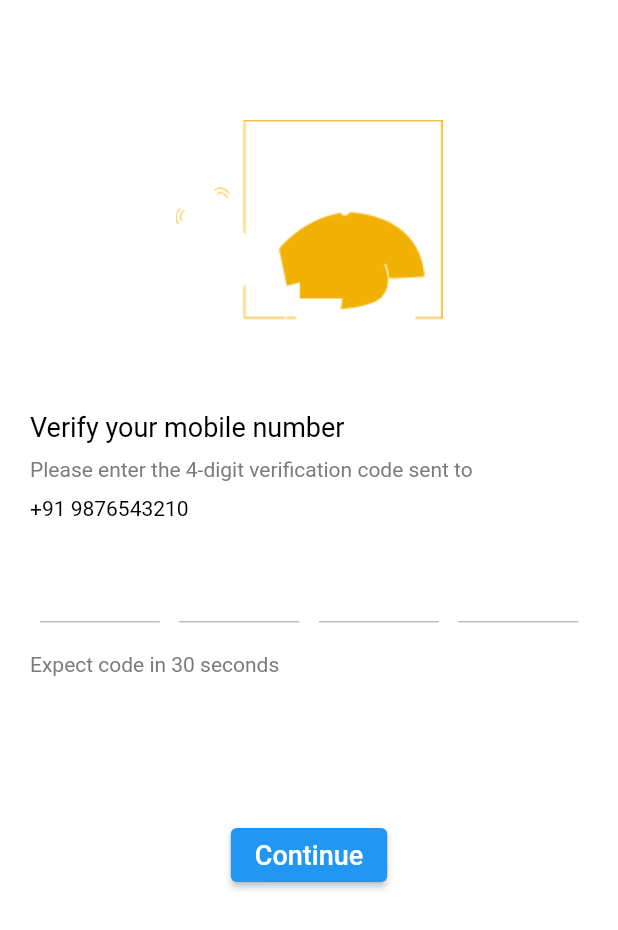
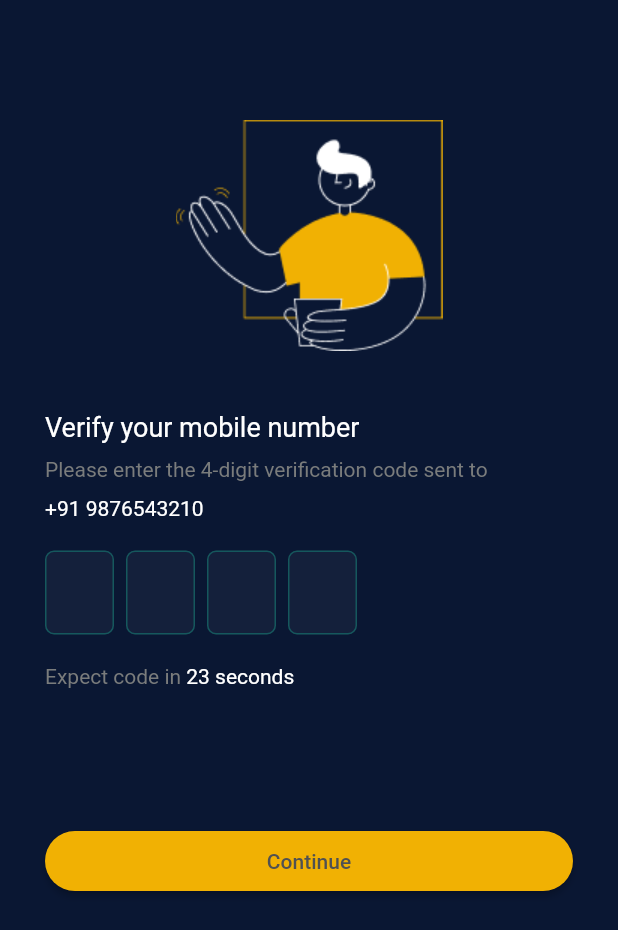
Before and after one commit to nirnayag/musictutorialapp, a Flutter app: the screen it shows after launch, on a phone screen of 412 x 824 dp. Shown: the top 930 px of the screen. Run offline on Flutter 3.47's test engine with Material 2 defaults, Android fonts, the phone set to English and light mode, and no system bars; drawn by our look-alikes of otp_text_field, pinput.

Commit message:
otpfiled completed ui

```diff
--- a/lib/component/otp.dart
+++ b/lib/component/otp.dart
@@ -1,41 +1,116 @@
+import 'package:choira/comman/colors.dart';
 import 'package:flutter/material.dart';
+import 'package:pinput/pinput.dart';
 
 
-class OTPField extends StatelessWidget {
-  final TextEditingController otpController;
 
-  OTPField({required this.otpController});
+/// This is the basic usage of Pinput
+/// For more examples check out the demo directory
+class otptextFeld extends StatefulWidget {
+  const otptextFeld({Key? key}) : super(key: key);
+
+  @override
+  State<otptextFeld> createState() => _otptextFeldState();
+}
+
+class _otptextFeldState extends State<otptextFeld> {
+  final pinController = TextEditingController();
+  final focusNode = FocusNode();
+  final formKey = GlobalKey<FormState>();
+
+  @override
+  void dispose() {
+    pinController.dispose();
+    focusNode.dispose();
+    super.dispose();
+  }
 
   @override
   Widget build(BuildContext context) {
-    return Row(
-      children: List.generate(4, (index) {
-        return Container(
-          width: 60,
-          height: 60,
-          alignment: Alignment.center,
-          decoration: BoxDecoration(
-            border: Border.all(color: Colors.grey),
-            borderRadius: BorderRadius.circular(10),
+    const focusedBorderColor = Color.fromRGBO(23, 171, 144, 1);
+    const fillColor = Color.fromRGBO(243, 246, 249, 0);
+    const borderColor = Color.fromRGBO(23, 171, 144, 0.4);
+
+    final defaultPinTheme = PinTheme(
+      width: 46,
+      height: 56,
+      textStyle: const TextStyle(
+        fontSize: 22,
+        color: textWhite
+      ),
+      decoration: BoxDecoration(
+        borderRadius: BorderRadius.circular(6),
+        border: Border.all(color: borderColor),
+        color: Color(0xff14203B)
+
+      ),
+    );
+
+    /// Optionally you can use form to validate the Pinput
+    return Form(
+      key: formKey,
+      child: Row(
+        mainAxisAlignment: MainAxisAlignment.start,
+        children: [
+          Directionality(
+            // Specify direction if desired
+            textDirection: TextDirection.ltr,
+            child: Pinput(
+              controller: pinController,
+              focusNode: focusNode,
+              androidSmsAutofillMethod:
+                  AndroidSmsAutofillMethod.smsUserConsentApi,
+              listenForMultipleSmsOnAndroid: true,
+              defaultPinTheme: defaultPinTheme,
+              separatorBuilder: (index) => const SizedBox(width: 8),
+              validator: (value) {
+                return value == '2222' ? null : 'Pin is incorrect';
+              },
+              // onClipboardFound: (value) {
+              //   debugPrint('onClipboardFound: $value');
+              //   pinController.setText(value);
+              // },
+              hapticFeedbackType: HapticFeedbackType.lightImpact,
+              onCompleted: (pin) {
+                debugPrint('onCompleted: $pin');
+              },
+              onChanged: (value) {
+                debugPrint('onChanged: $value');
+              },
+              cursor: Column(
+                mainAxisAlignment: MainAxisAlignment.end,
+                children: [
+                  Container(
+                    margin: const EdgeInsets.only(bottom: 9),
+                    width: 22,
+                    height: 1,
+                    color: focusedBorderColor,
+                  ),
+                ],
+              ),
+              focusedPinTheme: defaultPinTheme.copyWith(
+                decoration: defaultPinTheme.decoration!.copyWith(
+                  borderRadius: BorderRadius.circular(8),
+                  border: Border.all(color: focusedBorderColor),
+                ),
+              ),
+              submittedPinTheme: defaultPinTheme.copyWith(
+                decoration: defaultPinTheme.decoration!.copyWith(
+                  color: fillColor,
+                  borderRadius: BorderRadius.circular(19),
+                  border: Border.all(color: focusedBorderColor),
+                ),
+              ),
+              errorPinTheme: defaultPinTheme.copyBorderWith(
+                border: Border.all(color: Colors.redAccent),
+              ),
+            ),
           ),
-          child: TextFormField(
-            controller: otpController,
-            keyboardType: TextInputType.number,
-            maxLength: 1,
-            decoration: InputDecoration(
-              counterText: "",
-              border: InputBorder.none,
-            ),
-            onChanged: (String value) {
-              if (value.isNotEmpty) {
-                if (index < 3) {
-                  FocusScope.of(context).nextFocus();
-                }
-              }
-            },
-          ),
-        );
-      }),
+
+
+
+        ],
+      ),
     );
   }
 }
--- a/lib/pages/otpscreen.dart
+++ b/lib/pages/otpscreen.dart
@@ -1,6 +1,8 @@
 import 'package:flutter/material.dart';
-import 'package:otp_text_field/otp_field.dart';
-import 'package:otp_text_field/style.dart';
+
+import '../comman/colors.dart';
+import '../component/continuebtn.dart';
+import '../component/otp.dart';
 
 class OtpScreen extends StatefulWidget {
   const OtpScreen({Key? key}) : super(key: key);
@@ -10,17 +12,37 @@ class OtpScreen extends StatefulWidget {
 }
 
 class _OtpScreenState extends State<OtpScreen> {
-  OtpFieldController otpFieldController = OtpFieldController();
+  int secondsRemaining = 30;
+  late ValueNotifier<int> timerNotifier;
+
+  @override
+  void initState() {
+    super.initState();
+
+    timerNotifier = ValueNotifier<int>(secondsRemaining);
+
+    // Start the countdown timer when the page opens
+    startTimer();
+  }
+
+  void startTimer() {
+    Future.delayed(Duration(seconds: 1), () {
+      if (secondsRemaining > 0) {
+        secondsRemaining--;
+        timerNotifier.value = secondsRemaining;
+        startTimer(); // Call startTimer recursively
+      }
+    });
+  }
 
   @override
   Widget build(BuildContext context) {
     return Scaffold(
-      backgroundColor: Colors.white, // Change to your desired background color
+      backgroundColor: primaryBackground, // Change to your desired background color
       body: SingleChildScrollView(
         child: Column(
           mainAxisAlignment: MainAxisAlignment.start,
           children: [
-            // Your logo or image here
             Padding(
               padding: const EdgeInsets.fromLTRB(0, 80, 0, 20),
               child: Container(
@@ -28,7 +50,7 @@ class _OtpScreenState extends State<OtpScreen> {
               ),
             ),
             Container(
-              padding: EdgeInsets.fromLTRB(20, 20, 20, 20),
+              padding: EdgeInsets.fromLTRB(30, 20, 20, 20),
               child: Column(
                 children: [
                   Container(
@@ -38,7 +60,7 @@ class _OtpScreenState extends State<OtpScreen> {
                       children: [
                         Text(
                           'Verify your mobile number',
-                          style: TextStyle(fontSize: 18, color: Colors.black), // Change text style
+                          style: TextStyle(fontSize: 18, color: textWhite),
                         ),
                       ],
                     ),
@@ -59,7 +81,7 @@ class _OtpScreenState extends State<OtpScreen> {
                     children: [
                       Text(
                         '+91 9876543210',
-                        style: TextStyle(fontSize: 14, color: Colors.black), // Change text style
+                        style: TextStyle(fontSize: 14, color: textWhite),
                       ),
                     ],
                   ),
@@ -67,42 +89,47 @@ class _OtpScreenState extends State<OtpScreen> {
               ),
             ),
             Container(
-              padding: EdgeInsets.fromLTRB(20, 0, 20, 20),
-              child: OTPTextField(
-                controller: otpFieldController, // Assign the OtpFieldController
-                length: 4,
-                width: MediaQuery.of(context).size.width,
-                fieldWidth: 80,
-                style: TextStyle(fontSize: 17),
-                textFieldAlignment: MainAxisAlignment.spaceAround,
-                fieldStyle: FieldStyle.underline,
-                onCompleted: (pin) {
-                  print("Completed: $pin");
-                },
-              ),
+              padding: EdgeInsets.fromLTRB(30, 0, 20, 20),
+              child: otptextFeld(),
             ),
             Container(
-              padding: EdgeInsets.fromLTRB(20, 0, 20, 20),
+              padding: EdgeInsets.fromLTRB(30, 0, 20, 20),
               child: Row(
                 mainAxisAlignment: MainAxisAlignment.start,
                 children: [
-                  Text(
-                    'Expect code in 30 seconds',
-                    style: TextStyle(fontSize: 14, color: Color(0xff7A7C7C)),
+                  ValueListenableBuilder<int>(
+                    valueListenable: timerNotifier,
+                    builder: (context, value, child) {
+                      return RichText(
+                        text: TextSpan(
+                          children: [
+                            TextSpan(
+                              text: 'Expect code in ',
+                        style: TextStyle(fontSize: 14, color: Color(0xff7A7C7C)),
+
+                            ),
+                            TextSpan(
+                              text: '$value seconds',
+                        style: TextStyle(fontSize: 14, color: textWhite),
+
+                            ),
+
+                          ]
+                        ),
+                      );
+                    },
                   ),
                 ],
               ),
             ),
             Container(
               padding: EdgeInsets.fromLTRB(30, 75, 30, 0),
-              child: ElevatedButton(
-                onPressed: () {
-                  // Handle button click here
+              child: CircularButton(
+                onPress: (props) {
+              //      focusNode.unfocus();
+              // formKey.currentState!.validate();
                 },
-                child: Text(
-                  'Continue',
-                  style: TextStyle(fontSize: 18),
-                ),
+                props: {/* Any properties you want to pass */}
               ),
             ),
           ],
--- a/pubspec.yaml
+++ b/pubspec.yaml
@@ -36,9 +36,9 @@ dependencies:
   # Use with the CupertinoIcons class for iOS style icons.
   cupertino_icons: ^1.0.2
   google_fonts: ^6.1.0
-  intl_phone_field: ^3.2.0
-  country_code_picker: ^3.0.0
-  otp_text_field: ^1.1.3
+  flutter_otp_text_field: ^1.1.1
+  pinput: ^3.0.1
+
 
 dev_dependencies:
   flutter_test:
```
Also changed, not shown: pubspec.lock, 5 other files.
